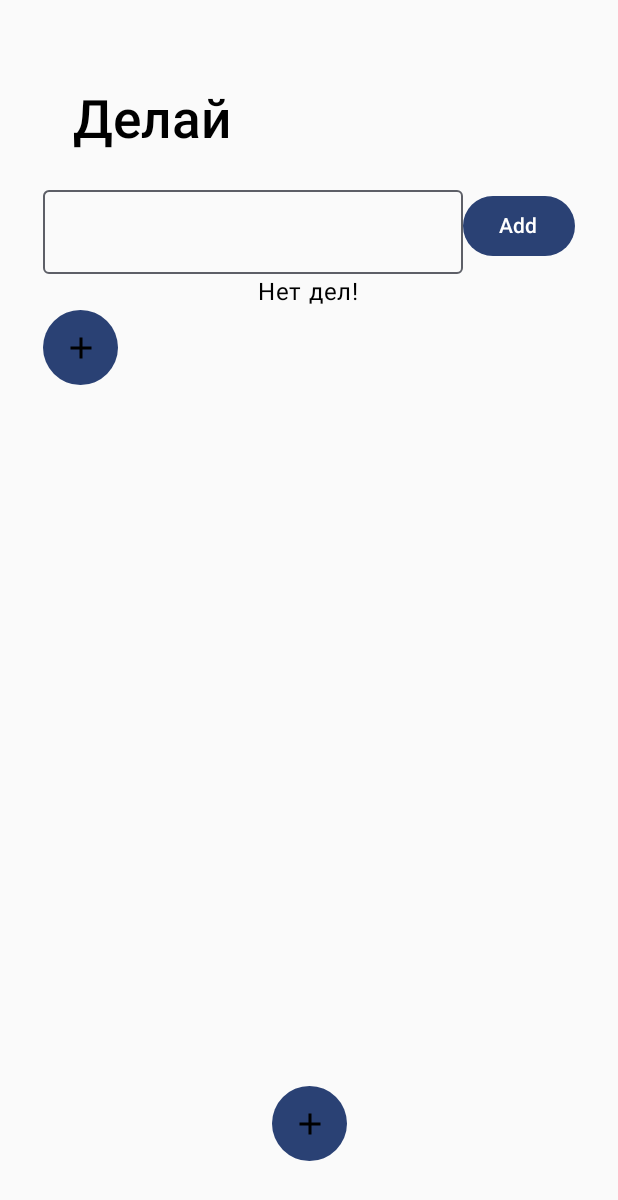
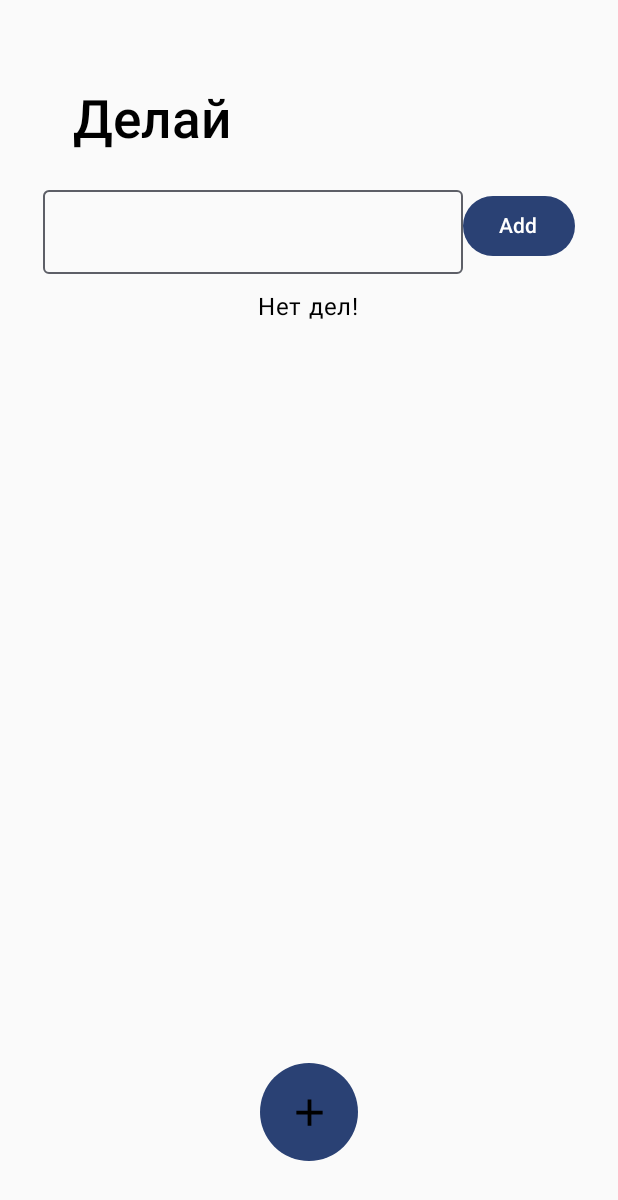
Before and after one commit to vorobev2216/properTODO_compose, an Android app built with Jetpack Compose: the screen it shows after launch (MainActivity), on a phone screen of 412 x 824 dp. Shown: the top 1200 px of the screen. Run offline under Robolectric (Android 15) with nearby library versions, the phone set to English and light mode, and no system bars; our stand-ins replace livedata-compose.

Commit message:
BottomSheet addad

```diff
--- a/app/src/main/AndroidManifest.xml
+++ b/app/src/main/AndroidManifest.xml
@@ -4,6 +4,7 @@
 
     <application
         android:allowBackup="true"
+
         android:dataExtractionRules="@xml/data_extraction_rules"
         android:fullBackupContent="@xml/backup_rules"
         android:icon="@mipmap/ic_launcher"
@@ -14,6 +15,7 @@
         tools:targetApi="31">
         <activity
             android:name=".MainActivity"
+            android:windowSoftInputMode="adjustResize"
             android:exported="true"
             android:label="@string/app_name"
             android:theme="@style/Theme.ToDo_compose">
--- a/app/src/main/java/com/example/todo_compose/MainActivity.kt
+++ b/app/src/main/java/com/example/todo_compose/MainActivity.kt
@@ -13,17 +13,26 @@ import androidx.compose.foundation.layout.Column
 
 
 import androidx.compose.foundation.layout.fillMaxSize
+import androidx.compose.foundation.layout.imePadding
 import androidx.compose.foundation.layout.padding
 import androidx.compose.foundation.layout.size
+import androidx.compose.foundation.layout.wrapContentHeight
 import androidx.compose.foundation.shape.CircleShape
 import androidx.compose.foundation.shape.RoundedCornerShape
 import androidx.compose.material3.Button
+import androidx.compose.material3.ExperimentalMaterial3Api
 import androidx.compose.material3.Icon
 import androidx.compose.material3.IconButton
 import androidx.compose.material3.MaterialTheme
+import androidx.compose.material3.ModalBottomSheet
 import androidx.compose.material3.Scaffold
 import androidx.compose.material3.Text
+import androidx.compose.material3.rememberModalBottomSheetState
 import androidx.compose.runtime.Composable
+import androidx.compose.runtime.getValue
+import androidx.compose.runtime.mutableStateOf
+import androidx.compose.runtime.remember
+import androidx.compose.runtime.setValue
 import androidx.compose.ui.Alignment
 import androidx.compose.ui.Modifier
 import androidx.compose.ui.draw.clip
@@ -39,6 +48,8 @@ import kotlinx.serialization.Serializable
 
 class MainActivity : ComponentActivity() {
     private val NavViewModel by viewModels<NavViewModel>()
+
+    @OptIn(ExperimentalMaterial3Api::class)
     override fun onCreate(savedInstanceState: Bundle?) {
         super.onCreate(savedInstanceState)
         val toDoViewModel = ViewModelProvider(this)[ToDoViewModel::class.java]
@@ -58,20 +69,37 @@ class MainActivity : ComponentActivity() {
                                 horizontalAlignment = Alignment.CenterHorizontally,
                                 verticalArrangement = Arrangement.Top
                             ) {
-                                ToDoPage(toDoViewModel)
+                                ToDoPage(toDoViewModel, NavViewModel)
                             }
 
+                            val sheetState = rememberModalBottomSheetState()
+                            var isSheetOpen by remember {
+                                mutableStateOf(false)
+                            }
+                            if (isSheetOpen) {
+
+                                ModalBottomSheet(
+                                    onDismissRequest = { isSheetOpen = false },
+                                    sheetState = sheetState, modifier = Modifier.wrapContentHeight().imePadding()
+                                ) {
+                                    BottomSheetContent()
+                                }
+                            }
 
                             IconButton(
-                                onClick = { navController.navigate(ScreenB) },
+                                onClick = { isSheetOpen = true },
                                 modifier = Modifier
                                     .align(Alignment.BottomCenter)
                                     .padding(bottom = 50.dp)
                                     .clip(CircleShape)
-                                    .size(50.dp)
+                                    .size(65.dp)
                                     .background(color = MaterialTheme.colorScheme.primary)
                             ) {
-                                Icon(painter = painterResource(id = R.drawable.baseline_add_24), contentDescription =  "Add")
+                                Icon(
+                                    painter = painterResource(id = R.drawable.baseline_add_24),
+                                    modifier = Modifier.size(30.dp),
+                                    contentDescription = "Add"
+                                )
                             }
                         }
 
--- a/app/src/main/java/com/example/todo_compose/MainPage.kt
+++ b/app/src/main/java/com/example/todo_compose/MainPage.kt
@@ -26,6 +26,7 @@ import androidx.compose.material3.MaterialTheme
 import androidx.compose.material3.OutlinedTextField
 import androidx.compose.material3.Text
 import androidx.compose.runtime.Composable
+import androidx.compose.runtime.currentCompositionLocalContext
 import androidx.compose.runtime.getValue
 import androidx.compose.runtime.livedata.observeAsState
 import androidx.compose.runtime.mutableStateOf
@@ -41,11 +42,13 @@ import androidx.compose.ui.text.font.FontFamily
 import androidx.compose.ui.tooling.preview.Preview
 import androidx.compose.ui.unit.dp
 import androidx.compose.ui.unit.sp
+import androidx.lifecycle.ViewModelProvider
+import androidx.lifecycle.ViewModelStore
 import kotlinx.serialization.Serializable
 
 
 @Composable
-fun ToDoPage(toDoViewModel: ToDoViewModel) {
+fun ToDoPage(toDoViewModel: ToDoViewModel, navViewModel: NavViewModel) {
     val todoList by toDoViewModel.todoList.observeAsState()
     var inputText by remember {
         mutableStateOf("")
@@ -66,10 +69,10 @@ fun ToDoPage(toDoViewModel: ToDoViewModel) {
         ) {
             Row() {
                 OutlinedTextField(value = inputText, onValueChange = {
-                    inputText = it
+                    inputText = navViewModel.inputText.value.toString()
                 })
                 Button(onClick = {
-                    toDoViewModel.addTodo(inputText, null)
+                    toDoViewModel.addTodo(navViewModel.inputText.value.toString(), null)
                     inputText = ""
                 }) {
                     Text(text = "Add")
@@ -83,9 +86,8 @@ fun ToDoPage(toDoViewModel: ToDoViewModel) {
                         }
                     }
                 )
-            } ?: Text(text = "Нет дел!")
+            } ?: Text(text = "Нет дел!",modifier = Modifier.padding(top = 10.dp))
         }
-        RoundAddButton()
     }
 }
 
--- /dev/null
+++ b/app/src/main/res/drawable/baseline_calendar_today_24.xml
@@ -0,0 +1,5 @@
+<vector xmlns:android="http://schemas.android.com/apk/res/android" android:height="24dp" android:tint="#000000" android:viewportHeight="24" android:viewportWidth="24" android:width="24dp">
+
+    <path android:fillColor="@android:color/white" android:pathData="M20,3h-1L19,1h-2v2L7,3L7,1L5,1v2L4,3c-1.1,0 -2,0.9 -2,2v16c0,1.1 0.9,2 2,2h16c1.1,0 2,-0.9 2,-2L22,5c0,-1.1 -0.9,-2 -2,-2zM20,21L4,21L4,8h16v13z"/>
+
+</vector>
```
Also changed, not shown: app/src/main/java/com/example/todo_compose/BottomSheetCOntent.kt (added, +129 -0 lines), app/src/main/java/com/example/todo_compose/ToDoCard.kt (+0 -11 lines), app/src/main/res/drawable/baseline_category_24.xml (added, +9 -0 lines).
